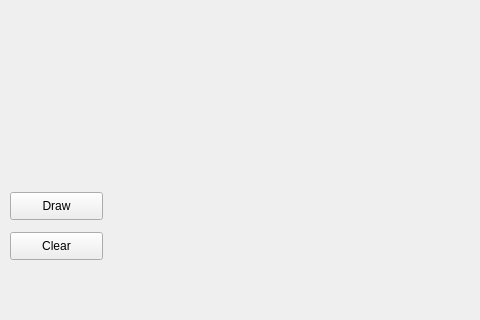
REDKARASIK/Git-and-yellow-circles, file UI.ui: the form before one commit; both pictures show x 0 to 480 and y 268 to 588 of the 839 by 588 pixel window.
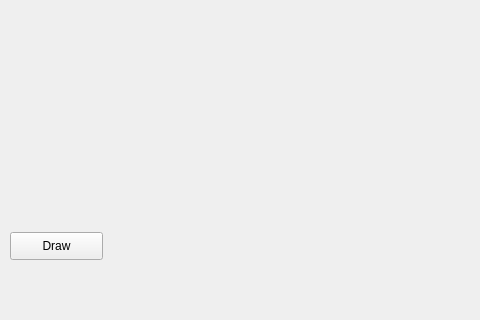
The form after the commit.

```diff
--- a/UI.ui
+++ b/UI.ui
@@ -18,26 +18,13 @@
     <property name="geometry">
      <rect>
       <x>10</x>
-      <y>460</y>
-      <width>93</width>
-      <height>28</height>
-     </rect>
-    </property>
-    <property name="text">
-     <string>Draw</string>
-    </property>
-   </widget>
-   <widget class="QPushButton" name="clear_button">
-    <property name="geometry">
-     <rect>
-      <x>10</x>
       <y>500</y>
       <width>93</width>
       <height>28</height>
      </rect>
     </property>
     <property name="text">
-     <string>Clear</string>
+     <string>Draw</string>
     </property>
    </widget>
   </widget>
```
